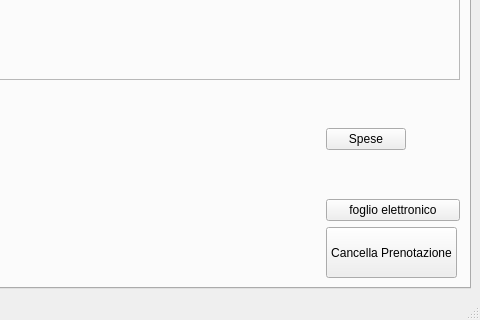
LucioPg/ErbaVento, file gui.ui: the form before one commit; both pictures show x 382 to 862 and y 565 to 885 of the 862 by 885 pixel window.
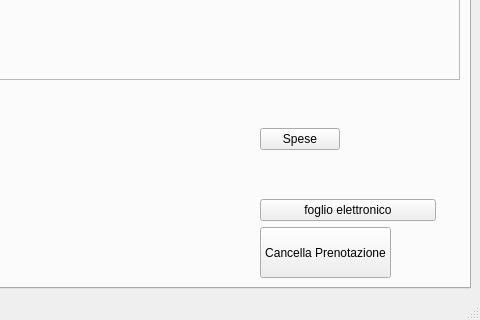
The form after the commit.

Commit message:
comabiato nome label_spese --> label_data
primo cambiamento dalla base originale

Diff of the .ui file:
```diff
--- a/gui.ui
+++ b/gui.ui
@@ -144,6 +144,9 @@
                                   </item>
                                   <item>
                                       <layout class="QVBoxLayout" name="verticalLayout_10">
+                                          <property name="rightMargin">
+                                              <number>24</number>
+                                          </property>
                                           <item>
                                               <layout class="QHBoxLayout" name="horizontalLayout">
                                                   <item>
@@ -154,10 +157,16 @@
                                                       </widget>
                                                   </item>
                                                   <item>
-                                                      <widget class="QLabel" name="label_spese">
+                                                      <widget class="QLabel" name="label_data">
+                                                          <property name="sizePolicy">
+                                                              <sizepolicy hsizetype="Fixed" vsizetype="Preferred">
+                                                                  <horstretch>0</horstretch>
+                                                                  <verstretch>0</verstretch>
+                                                              </sizepolicy>
+                                                          </property>
                                                           <property name="minimumSize">
                                                               <size>
-                                                                  <width>48</width>
+                                                                  <width>90</width>
                                                                   <height>0</height>
                                                               </size>
                                                           </property>
```
The commit also changes 1 other file.
